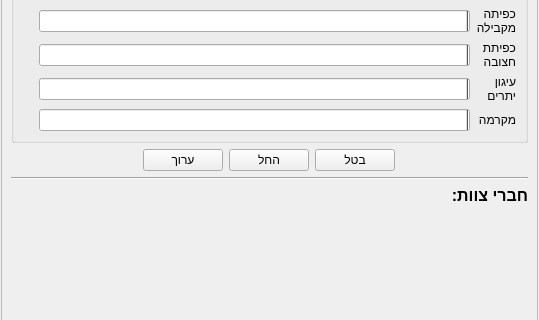
First picture: the form in gui/resources/teamwidget.ui, repository PillowTweezers/PurMyun, before the edit; both pictures show x 0 to 539 and y 138 to 458 of the 539 by 568 pixel window.
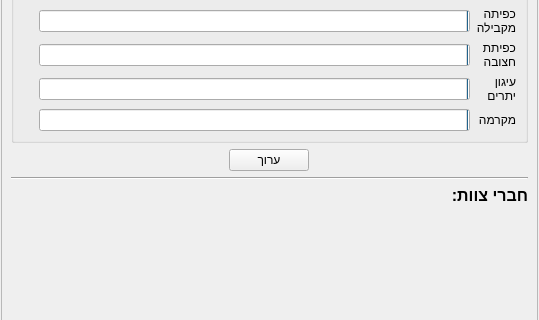
Second picture: the form after the edit. Icons and pictures are not drawn. Custom widgets are drawn as their Qt base class.

```diff
--- a/gui/resources/teamwidget.ui
+++ b/gui/resources/teamwidget.ui
@@ -304,32 +304,6 @@
            </property>
           </spacer>
          </item>
-         <item>
-          <widget class="QPushButton" name="cancelEditBtn">
-           <property name="enabled">
-            <bool>true</bool>
-           </property>
-           <property name="styleSheet">
-            <string notr="true">text-align: center;</string>
-           </property>
-           <property name="text">
-            <string>בטל</string>
-           </property>
-          </widget>
-         </item>
-         <item>
-          <widget class="QPushButton" name="applyEditBtn">
-           <property name="enabled">
-            <bool>true</bool>
-           </property>
-           <property name="styleSheet">
-            <string notr="true">text-align: center;</string>
-           </property>
-           <property name="text">
-            <string>החל</string>
-           </property>
-          </widget>
-         </item>
          <item>
           <widget class="QPushButton" name="editBtn">
            <property name="styleSheet">
```
